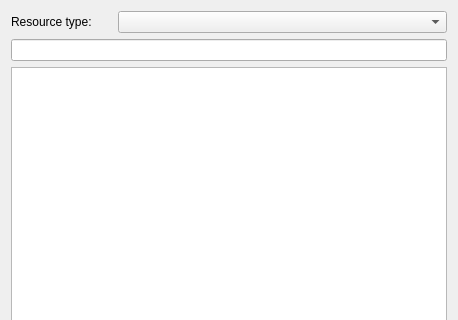
The window that src/gui/Forms/QuickLoadDialog.ui (LMMS/lmms) describes before a commit, drawn with Qt 5; both pictures show x 0 to 458 and y 0 to 320 of the 458 by 546 pixel window.
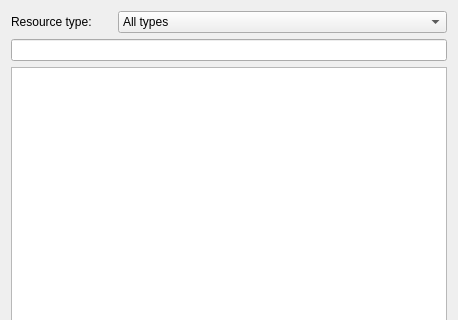
The same window after the commit.

Commit message:
QuickLoadDialog: implemented resource type filter
One can filter resource types now using the combobox. It's also possible
to pass a certain ResourceItem::Type to the QuickLoadDialog constructor
so the according type is preselected.

Diff of the .ui file:
```diff
--- a/src/gui/Forms/QuickLoadDialog.ui
+++ b/src/gui/Forms/QuickLoadDialog.ui
@@ -47,6 +47,11 @@
          <verstretch>0</verstretch>
         </sizepolicy>
        </property>
+       <item>
+        <property name="text">
+         <string>All types</string>
+        </property>
+       </item>
       </widget>
      </item>
     </layout>
```
Left out of the diff: 4 changed lines with no effect on the pictures. The commit also changes 2 other files.
